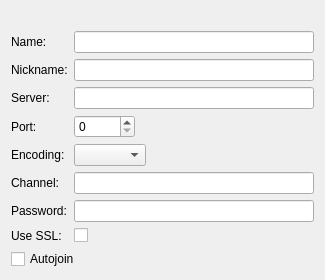
First picture: the form in src/plugins/azoth/plugins/acetamide/bookmarkeditwidget.ui, repository 0xd34df00d/leechcraft, before the edit.
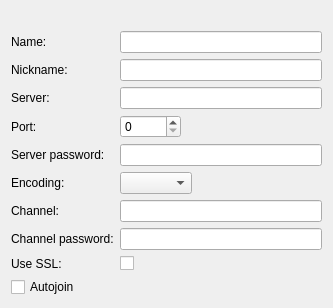
Second picture: the form after the edit.

Commit message: Azoth Acetamide: add server password for bookmarks

The edit to the form file:
```diff
--- a/src/plugins/azoth/plugins/acetamide/bookmarkeditwidget.ui
+++ b/src/plugins/azoth/plugins/acetamide/bookmarkeditwidget.ui
@@ -6,15 +6,15 @@
    <rect>
     <x>0</x>
     <y>0</y>
-    <width>325</width>
-    <height>268</height>
+    <width>333</width>
+    <height>292</height>
    </rect>
   </property>
   <property name="windowTitle">
    <string/>
   </property>
   <layout class="QGridLayout" name="gridLayout">
-   <item row="2" column="0">
+   <item row="3" column="0">
     <widget class="QCheckBox" name="AutoJoin_">
      <property name="text">
       <string>Autojoin</string>
@@ -28,7 +28,7 @@
      </property>
     </widget>
    </item>
-   <item row="1" column="0">
+   <item row="2" column="0">
     <layout class="QFormLayout" name="formLayout">
      <property name="fieldGrowthPolicy">
       <enum>QFormLayout::ExpandingFieldsGrow</enum>
@@ -89,7 +89,7 @@
        </property>
       </widget>
      </item>
-     <item row="4" column="0">
+     <item row="5" column="0">
       <widget class="QLabel" name="encodingLabel">
        <property name="text">
         <string>Encoding:</string>
@@ -99,10 +99,10 @@
        </property>
       </widget>
      </item>
-     <item row="4" column="1">
+     <item row="5" column="1">
       <widget class="QComboBox" name="Encoding_"/>
      </item>
-     <item row="5" column="0">
+     <item row="6" column="0">
       <widget class="QLabel" name="channelLabel">
        <property name="text">
         <string>Channel:</string>
@@ -112,27 +112,27 @@
        </property>
       </widget>
      </item>
-     <item row="5" column="1">
+     <item row="6" column="1">
       <widget class="QLineEdit" name="Channel_"/>
      </item>
-     <item row="6" column="0">
+     <item row="7" column="0">
       <widget class="QLabel" name="passwordLabel">
        <property name="text">
-        <string>Password:</string>
+        <string>Channel password:</string>
        </property>
        <property name="buddy">
         <cstring>Password_</cstring>
        </property>
       </widget>
      </item>
-     <item row="6" column="1">
+     <item row="7" column="1">
       <widget class="QLineEdit" name="Password_">
        <property name="echoMode">
         <enum>QLineEdit::Password</enum>
        </property>
       </widget>
      </item>
-     <item row="7" column="0">
+     <item row="8" column="0">
       <widget class="QLabel" name="useSSLLabel">
        <property name="text">
         <string>Use SSL:</string>
@@ -142,9 +142,23 @@
        </property>
       </widget>
      </item>
-     <item row="7" column="1">
+     <item row="8" column="1">
       <widget class="QCheckBox" name="SSL_"/>
      </item>
+     <item row="4" column="1">
+      <widget class="QLineEdit" name="ServerPassword_">
+       <property name="echoMode">
+        <enum>QLineEdit::Password</enum>
+       </property>
+      </widget>
+     </item>
+     <item row="4" column="0">
+      <widget class="QLabel" name="label">
+       <property name="text">
+        <string>Server password:</string>
+       </property>
+      </widget>
+     </item>
     </layout>
    </item>
   </layout>
```
The commit also changes 4 other files.
